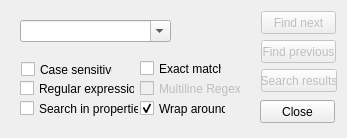
First picture: the form in finditemsdialog.ui, repository kambala-decapitator/MedianXLOfflineTools, before the edit.
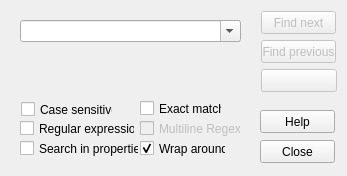
Second picture: the form after the edit.

Commit message: united search results dialog with the search dialog

What changed in the file:
```diff
--- a/finditemsdialog.ui
+++ b/finditemsdialog.ui
@@ -7,7 +7,7 @@
     <x>0</x>
     <y>0</y>
     <width>347</width>
-    <height>138</height>
+    <height>176</height>
    </rect>
   </property>
   <widget class="QComboBox" name="searchComboBox">
@@ -15,7 +15,7 @@
     <rect>
      <x>20</x>
      <y>20</y>
-     <width>151</width>
+     <width>221</width>
      <height>22</height>
     </rect>
    </property>
@@ -36,7 +36,7 @@
    <property name="geometry">
     <rect>
      <x>20</x>
-     <y>80</y>
+     <y>120</y>
      <width>115</width>
      <height>17</height>
     </rect>
@@ -49,7 +49,7 @@
    <property name="geometry">
     <rect>
      <x>21</x>
-     <y>61</y>
+     <y>101</y>
      <width>92</width>
      <height>17</height>
     </rect>
@@ -62,7 +62,7 @@
    <property name="geometry">
     <rect>
      <x>140</x>
-     <y>60</y>
+     <y>100</y>
      <width>82</width>
      <height>17</height>
     </rect>
@@ -75,7 +75,7 @@
    <property name="geometry">
     <rect>
      <x>140</x>
-     <y>100</y>
+     <y>140</y>
      <width>86</width>
      <height>17</height>
     </rect>
@@ -127,15 +127,12 @@
      <verstretch>0</verstretch>
     </sizepolicy>
    </property>
-   <property name="text">
-    <string>Search results</string>
-   </property>
   </widget>
   <widget class="QPushButton" name="closeButton">
    <property name="geometry">
     <rect>
      <x>260</x>
-     <y>100</y>
+     <y>140</y>
      <width>75</width>
      <height>23</height>
     </rect>
@@ -182,7 +179,7 @@
    <property name="geometry">
     <rect>
      <x>20</x>
-     <y>100</y>
+     <y>140</y>
      <width>119</width>
      <height>17</height>
     </rect>
@@ -201,7 +198,7 @@
    <property name="geometry">
     <rect>
      <x>140</x>
-     <y>80</y>
+     <y>120</y>
      <width>101</width>
      <height>17</height>
     </rect>
@@ -210,6 +207,19 @@
     <string>Multiline Regex</string>
    </property>
   </widget>
+  <widget class="QPushButton" name="helpButton">
+   <property name="geometry">
+    <rect>
+     <x>260</x>
+     <y>110</y>
+     <width>75</width>
+     <height>23</height>
+    </rect>
+   </property>
+   <property name="text">
+    <string>Help</string>
+   </property>
+  </widget>
  </widget>
  <layoutdefault spacing="6" margin="11"/>
  <resources/>
```
The commit also changes 6 other files.
